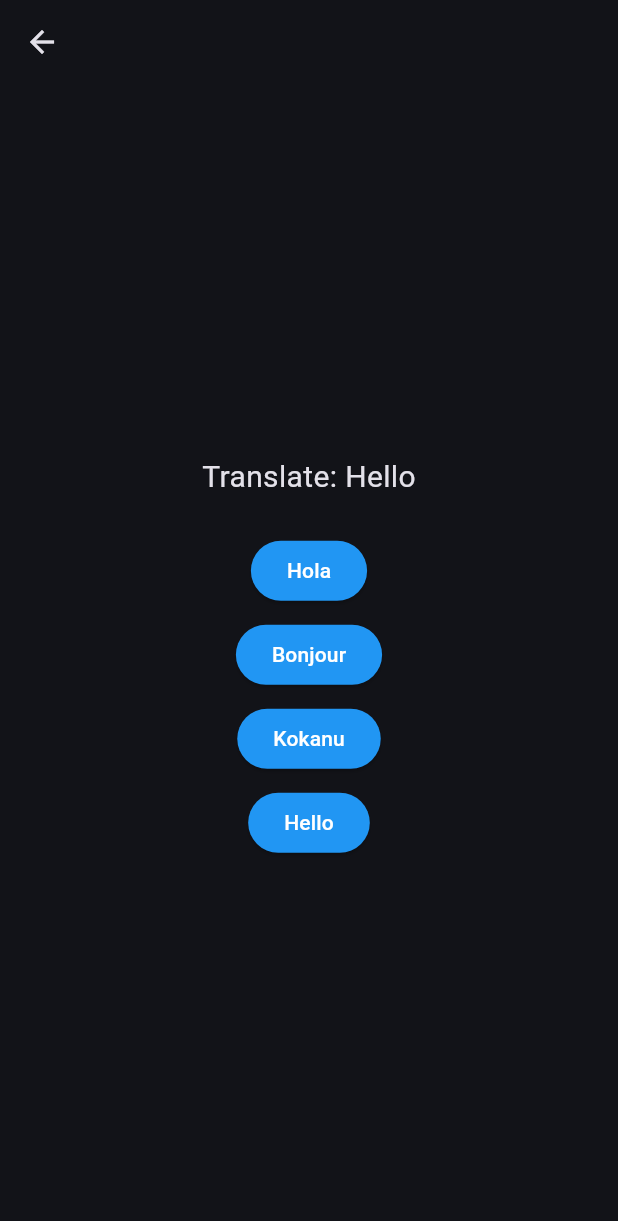
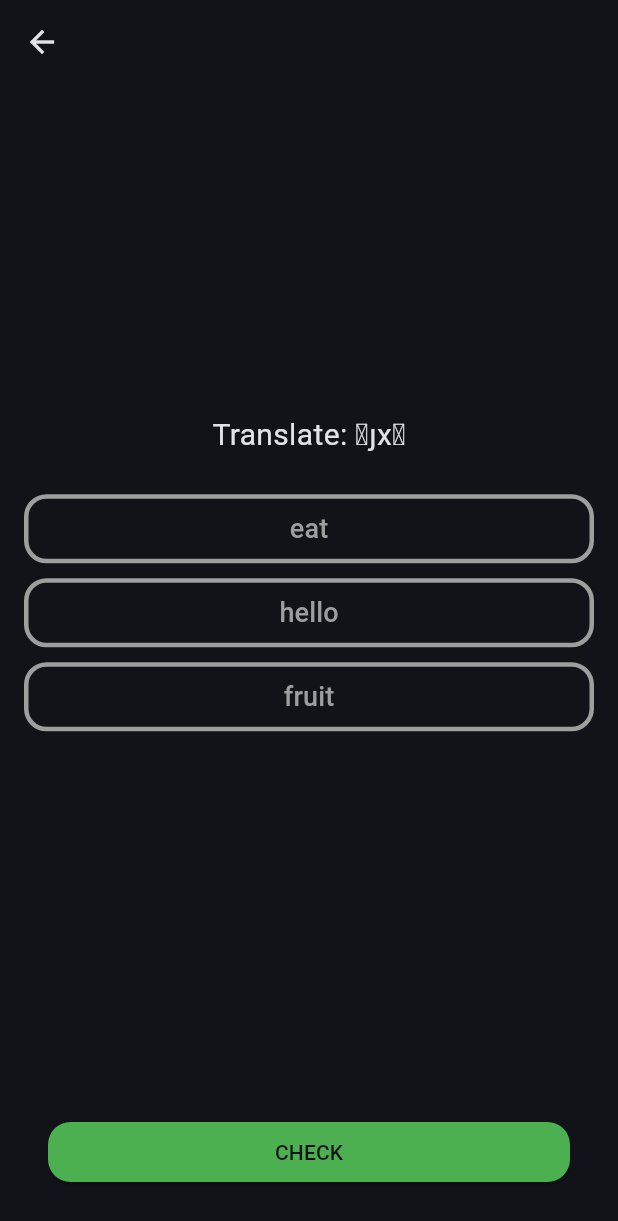
Before and after one commit to rayzchen/kokanu_app, a Flutter app: the LessonScreen screen opened directly with empty values, swiped to page 2, on a phone screen of 412 x 824 dp. Shown: the top 1221 px of the screen. Run offline on Flutter 3.47's test engine with Material 3 defaults, Android fonts, the phone set to English and light mode, and no system bars.

Commit message:
Make answer button

```diff
--- a/lib/screens/lesson_screen.dart
+++ b/lib/screens/lesson_screen.dart
@@ -40,15 +40,21 @@ class LessonScreenState extends State<LessonScreen> {
       appBar: AppBar(title: Text(widget.title)),
       body: PageView(
         controller: _pageController,
+        physics: const NeverScrollableScrollPhysics(),
         children: [
-          Center(child: ElevatedButton(
-            onPressed: goToNextPage,
-            child: Text("Go to Question"),
-          )),
+          Transform.translate(
+            offset: Offset(0, -kToolbarHeight / 2),
+            child: Center(
+              child: ElevatedButton(
+                onPressed: goToNextPage,
+                child: Text("Go to Question"),
+              ),
+            ),
+          ),
           QuestionCard(
-            question: "Translate: Hello",
-            options: ["Hola", "Bonjour", "Kokanu", "Hello"],
-            correct: 2,
+            question: "Translate: ʜȷxʃ",
+            options: ["eat", "hello", "fruit"],
+            correct: 1,
             onNext: goToNextPage,  // You can pass a callback to move next after answering
           ),
           Center(child: Text("Well done!")),
--- a/lib/widgets/question_card.dart
+++ b/lib/widgets/question_card.dart
@@ -14,32 +14,53 @@ class QuestionCard extends StatefulWidget {
 
 class QuestionCardState extends State<QuestionCard> {
   int? selected;
+  bool checked = false;
+  bool correct = false;
 
   void _onAnswerSelected(int index) {
+    if (!checked) {
       setState(() {
+        print(index);
+        if (selected == index) {
+          selected = null;
+        } else {
           selected = index;
+        }
       });
 
       // Automatically go to next page after delay (optional)
-    Future.delayed(Duration(seconds: 1), () {
-      if (widget.onNext != null) {
-        widget.onNext!();
+      // Future.delayed(Duration(seconds: 1), () {
+      //   if (widget.onNext != null) {
+      //     widget.onNext!();
+      //   }
+      // });
     }
-    });
   }
 
   Color getButtonColor(int index) {
-    print("Selected: $selected, Index: $index");
-    if (selected == null) return Colors.blue;
+    if (checked) {
       if (index == widget.correct) return Colors.green;
       if (index == selected) return Colors.red;
+    }
+    if (index == selected) return Colors.blue;
     return Colors.grey;
+  }
+
+  void submitAnswer() {
+    setState(() {
+      checked = true;
+    });
   }
 
   @override
   Widget build(BuildContext context) {
     return Padding(
-      padding: EdgeInsets.all(16),
+      padding: const EdgeInsets.all(16),
+      child: Stack(
+        clipBehavior: Clip.none,
+        children: [
+          Transform.translate(
+            offset: Offset(0, -kToolbarHeight),
             child: Column(
               mainAxisAlignment: MainAxisAlignment.center,
               children: [
@@ -48,18 +69,91 @@ class QuestionCardState extends State<QuestionCard> {
                 ...List.generate(widget.options.length, (index) {
                   return Padding(
                     padding: const EdgeInsets.symmetric(vertical: 4),
-              child: ElevatedButton(
-                style: ButtonStyle(
-                  backgroundColor: WidgetStatePropertyAll<Color>(getButtonColor(index)),
-                  foregroundColor: WidgetStatePropertyAll<Color>(Colors.white),
+                    child: SizedBox(
+                      width: double.infinity,
+                      child: OutlinedButton(
+                        style: OutlinedButton.styleFrom(
+                          shape: RoundedRectangleBorder(
+                            borderRadius: BorderRadius.circular(15.0),
                           ),
-                onPressed: selected == null
-                    ? () => _onAnswerSelected(index)
-                    : null,
-                child: Text(widget.options[index]),
+                          side: BorderSide(
+                            width: 3.0,
+                            color: getButtonColor(index)
+                          ),
+                          foregroundColor: getButtonColor(index),
+                          padding: EdgeInsets.symmetric(vertical: 10.0),
+                        ),
+                        onPressed: () => _onAnswerSelected(index),
+                        child: Text(
+                          widget.options[index],
+                          style: TextStyle(
+                            fontSize: 18,
+                          ),
+                        ),
+                      )
                     ),
                   );
                 }),
+              ]
+            ),
+          ),
+          Positioned(
+            bottom: 0,
+            left: 0,
+            right: 0,
+            child: Container(
+              color: checked ? Theme.of(context).focusColor : null,
+              child: Padding(
+                padding: const EdgeInsets.all(16),
+                child: Column(
+                  crossAxisAlignment: CrossAxisAlignment.start,
+                  children: [
+                    Visibility(
+                      visible: checked,
+                      child: Row(
+                        children: [
+                          Padding(
+                            padding: EdgeInsets.all(4),
+                            child: Icon(Icons.check_circle, color: Colors.green)
+                          ),
+                          Expanded(
+                            child: Align(
+                              alignment: Alignment.centerLeft,
+                              child: Text(
+                                "Great work!",
+                                style: TextStyle(
+                                  color: Colors.green,
+                                  fontSize: 18,
+                                ),
+                              ),
+                            ),
+                          ),
+                        ],
+                      ),
+                    ),
+                    Visibility(
+                      visible: checked,
+                      child: SizedBox(height: 10),
+                    ),
+                    SizedBox(
+                      width: double.infinity,
+                      child: ElevatedButton(
+                        style: ElevatedButton.styleFrom(
+                          shape: RoundedRectangleBorder(
+                            borderRadius: BorderRadius.circular(15.0),
+                          ),
+                          backgroundColor: Colors.green,
+                          foregroundColor: Theme.of(context).primaryColor,
+                        ),
+                        onPressed: checked ? widget.onNext : submitAnswer,
+                        child: Text(checked ? "CONTINUE" : "CHECK"),
+                      ),
+                    ),
+                  ],
+                ),
+              ),
+            ),
+          ),
         ],
       ),
     );
```
Also changed, not shown: lib/main_scaffold.dart (line endings or trailing spaces), lib/screens/leaderboard_screen.dart (line endings or trailing spaces), lib/screens/practice_screen.dart (line endings or trailing spaces), 1 other file. Lines whose indentation alone changed are shown as unchanged.
